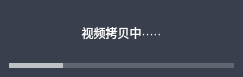
The window that widgets/viewer/progressviewer.ui (wyc15002105071/Recorder) describes before a commit, drawn with Qt 5.
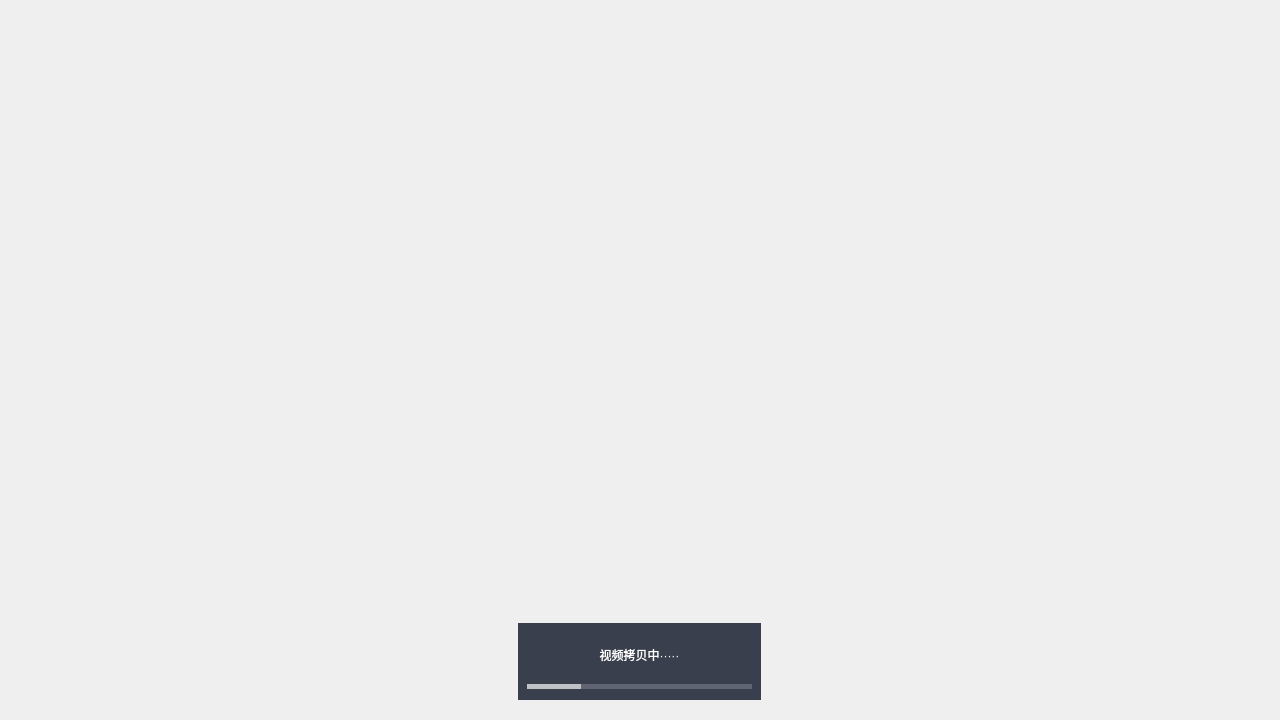
The same window after the commit.

```diff
--- a/widgets/viewer/progressviewer.ui
+++ b/widgets/viewer/progressviewer.ui
@@ -6,8 +6,8 @@
    <rect>
     <x>0</x>
     <y>0</y>
-    <width>243</width>
-    <height>77</height>
+    <width>1280</width>
+    <height>720</height>
    </rect>
   </property>
   <property name="windowTitle">
@@ -29,10 +29,35 @@
     <number>0</number>
    </property>
    <property name="bottomMargin">
-    <number>0</number>
+    <number>20</number>
    </property>
    <item>
+    <spacer name="verticalSpacer">
+     <property name="orientation">
+      <enum>Qt::Vertical</enum>
+     </property>
+     <property name="sizeHint" stdset="0">
+      <size>
+       <width>20</width>
+       <height>40</height>
+      </size>
+     </property>
+    </spacer>
+   </item>
+   <item alignment="Qt::AlignHCenter">
     <widget class="QWidget" name="container" native="true">
+     <property name="minimumSize">
+      <size>
+       <width>243</width>
+       <height>77</height>
+      </size>
+     </property>
+     <property name="maximumSize">
+      <size>
+       <width>243</width>
+       <height>77</height>
+      </size>
+     </property>
      <property name="styleSheet">
       <string notr="true">#label {
 	color: rgb(255, 255, 255);
@@ -53,6 +78,9 @@
 </string>
      </property>
      <layout class="QVBoxLayout" name="verticalLayout_2">
+      <property name="bottomMargin">
+       <number>11</number>
+      </property>
       <item>
        <widget class="QLabel" name="label">
         <property name="text">
```
